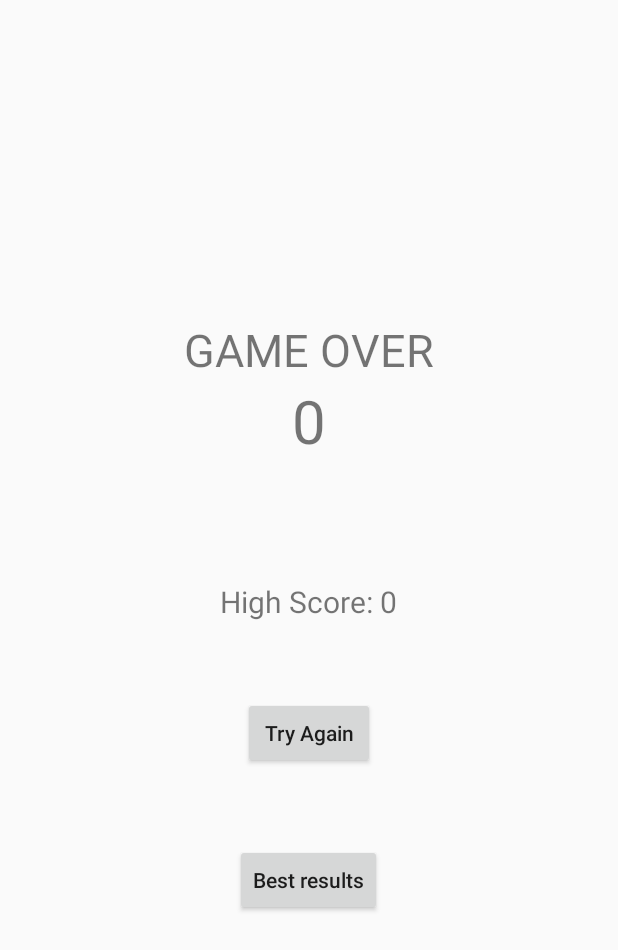
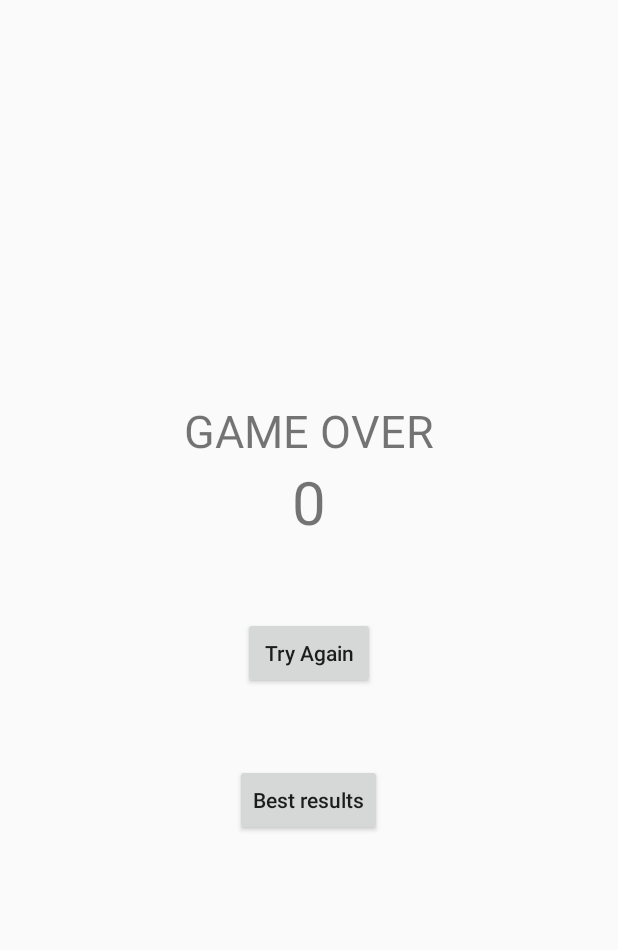
Before and after one commit to Lindholm957/Catch-The-Ball, an Android app: the result screen opened directly, with no data from a screen before it, on a phone screen of 412 x 824 dp. Shown: the top 950 px of the screen. Run offline under Robolectric (Android 15) with nearby library versions, the phone set to English and light mode, and no system bars.

Commit message:
Now it's finished project.

```diff
--- a/app/src/main/java/com/example/catchtheball/result.java
+++ b/app/src/main/java/com/example/catchtheball/result.java
@@ -20,12 +20,10 @@ public class result extends AppCompatActivity {
         setContentView(R.layout.activity_result);
 
         TextView scoreLabel = (TextView) findViewById(R.id.scoreLabel);
-        TextView highScoreLabel = (TextView) findViewById(R.id.highScoreLabel);
 
         SharedPreferences settings = getSharedPreferences("GAME_DATA", Context.MODE_PRIVATE);
         SharedPreferences.Editor editor = settings.edit();
         lastScore = settings.getInt("LAST_SCORE", 0);
-        highScore = settings.getInt("HIGH_SCORE", 0);
         score = getIntent().getIntExtra("SCORE", 0);
 
 
@@ -36,18 +34,6 @@ public class result extends AppCompatActivity {
         } else {
             scoreLabel.setText(lastScore + "");
         }
-
-
-            if (score > highScore){
-            highScoreLabel.setText("High Score: " + score);
-
-            //Обновление "Лучшего результата"
-            editor.putInt("HIGH_SCORE", score);
-                editor.apply();
-        } else {
-            highScoreLabel.setText("High Score: " + highScore);
-        }
-
     }
 
     public void tryAgain(View view){
--- a/app/src/main/res/layout/activity_result.xml
+++ b/app/src/main/res/layout/activity_result.xml
@@ -19,13 +19,6 @@
         android:layout_height="wrap_content"
         android:text="150"
         android:textSize="40sp"/>
-    <TextView
-        android:id="@+id/highScoreLabel"
-        android:layout_width="wrap_content"
-        android:layout_height="wrap_content"
-        android:text="High Score: 300"
-        android:textSize="20sp"
-        android:layout_marginTop="80dp"/>
 
     <Button
         android:layout_width="wrap_content"
```
Also changed, not shown: app/src/main/java/com/example/catchtheball/all_results.java (+7 -7 lines).
